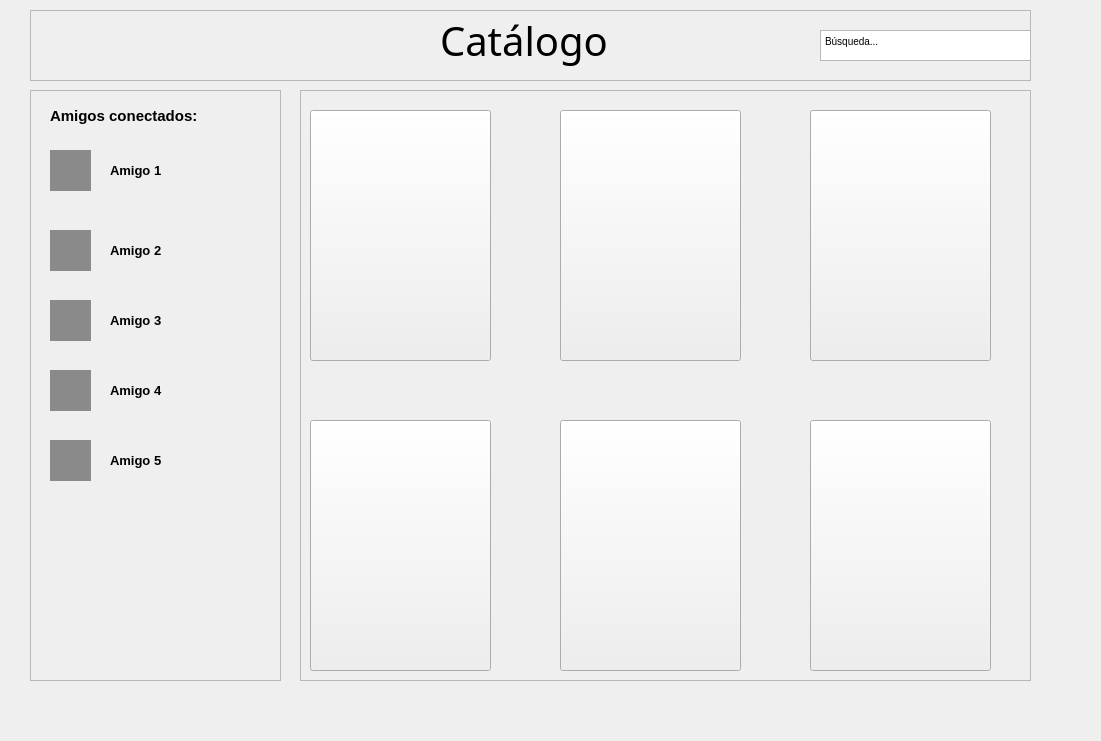
Before: the Qt Designer form diseno.ui in joanmase/Projecte, drawn with Qt 5.
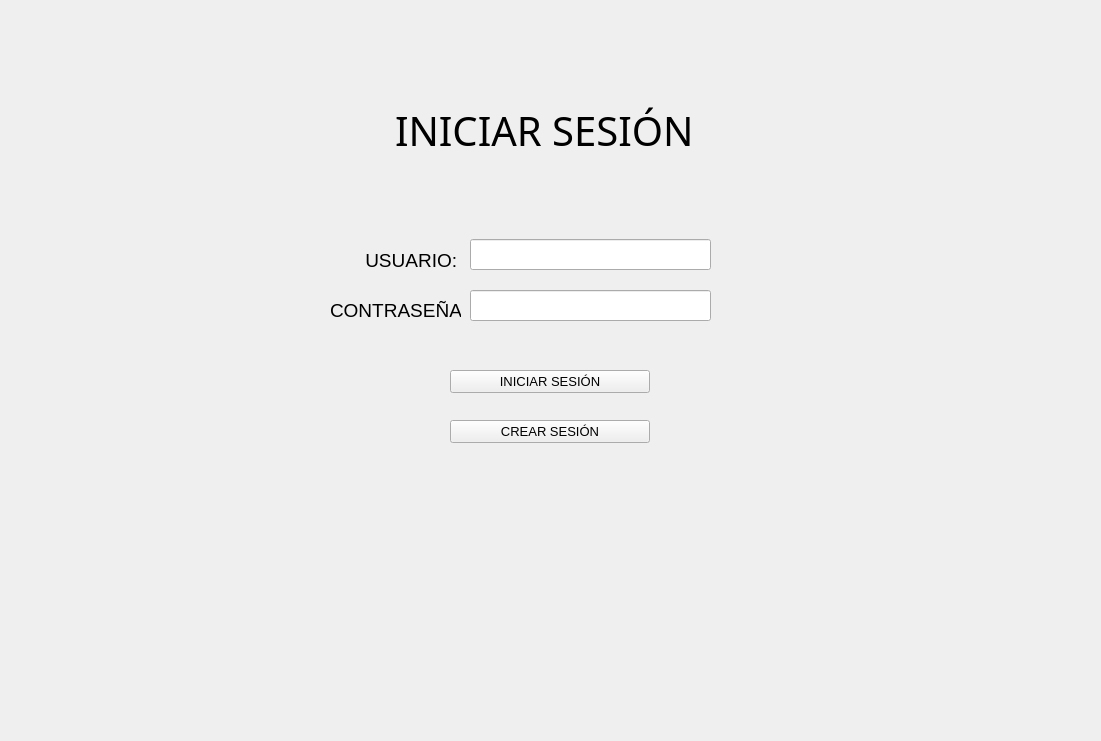
After: the same form once the commit is applied. The open tabs and pages were chosen to show the change. Icons and pictures are not drawn.

The edit to the form file:
```diff
--- a/diseno.ui
+++ b/diseno.ui
@@ -33,219 +33,607 @@
     <property name="currentIndex">
      <number>2</number>
     </property>
-    <widget class="QWidget" name="page">
-     <widget class="QFrame" name="frame_amigos">
+    <widget class="QWidget" name="IniciarSesion">
+     <widget class="QLineEdit" name="lineEdit_2">
       <property name="geometry">
        <rect>
-        <x>20</x>
-        <y>80</y>
-        <width>251</width>
-        <height>591</height>
+        <x>460</x>
+        <y>280</y>
+        <width>241</width>
+        <height>31</height>
        </rect>
       </property>
-      <property name="frameShape">
-       <enum>QFrame::StyledPanel</enum>
+     </widget>
+     <widget class="QPushButton" name="pushButton">
+      <property name="geometry">
+       <rect>
+        <x>440</x>
+        <y>360</y>
+        <width>200</width>
+        <height>23</height>
+       </rect>
       </property>
-      <property name="frameShadow">
-       <enum>QFrame::Raised</enum>
+      <property name="font">
+       <font>
+        <pointsize>10</pointsize>
+        <weight>50</weight>
+        <bold>false</bold>
+       </font>
       </property>
-      <widget class="QLabel" name="label">
-       <property name="geometry">
-        <rect>
-         <x>20</x>
-         <y>10</y>
-         <width>191</width>
-         <height>31</height>
-        </rect>
-       </property>
-       <property name="font">
-        <font>
-         <pointsize>11</pointsize>
-         <weight>75</weight>
-         <bold>true</bold>
-        </font>
-       </property>
-       <property name="text">
-        <string>Amigos conectados:</string>
-       </property>
-      </widget>
-      <widget class="QLabel" name="label_13">
-       <property name="geometry">
-        <rect>
-         <x>20</x>
-         <y>60</y>
-         <width>41</width>
-         <height>41</height>
-        </rect>
-       </property>
-       <property name="styleSheet">
-        <string notr="true">background-color: rgb(138, 138, 138);</string>
-       </property>
-       <property name="text">
-        <string/>
-       </property>
-      </widget>
-      <widget class="QLabel" name="label_7">
-       <property name="geometry">
-        <rect>
-         <x>80</x>
-         <y>60</y>
-         <width>81</width>
-         <height>41</height>
-        </rect>
-       </property>
-       <property name="font">
-        <font>
-         <pointsize>10</pointsize>
-        </font>
-       </property>
-       <property name="text">
-        <string>Amigo 1</string>
-       </property>
-      </widget>
-      <widget class="QLabel" name="label_10">
-       <property name="geometry">
-        <rect>
-         <x>80</x>
-         <y>140</y>
-         <width>81</width>
-         <height>41</height>
-        </rect>
-       </property>
-       <property name="font">
-        <font>
-         <pointsize>10</pointsize>
-        </font>
-       </property>
-       <property name="text">
-        <string>Amigo 2</string>
-       </property>
-      </widget>
-      <widget class="QLabel" name="label_11">
-       <property name="geometry">
-        <rect>
-         <x>80</x>
-         <y>210</y>
-         <width>81</width>
-         <height>41</height>
-        </rect>
-       </property>
-       <property name="font">
-        <font>
-         <pointsize>10</pointsize>
-        </font>
-       </property>
-       <property name="text">
-        <string>Amigo 3</string>
-       </property>
-      </widget>
-      <widget class="QLabel" name="label_12">
-       <property name="geometry">
-        <rect>
-         <x>80</x>
-         <y>280</y>
-         <width>81</width>
-         <height>41</height>
-        </rect>
-       </property>
-       <property name="font">
-        <font>
-         <pointsize>10</pointsize>
-        </font>
-       </property>
-       <property name="text">
-        <string>Amigo 4</string>
-       </property>
-      </widget>
-      <widget class="QLabel" name="label_18">
-       <property name="geometry">
-        <rect>
-         <x>80</x>
-         <y>350</y>
-         <width>81</width>
-         <height>41</height>
-        </rect>
-       </property>
-       <property name="font">
-        <font>
-         <pointsize>10</pointsize>
-        </font>
-       </property>
-       <property name="text">
-        <string>Amigo 5</string>
-       </property>
-      </widget>
-      <widget class="QLabel" name="label_19">
-       <property name="geometry">
-        <rect>
-         <x>20</x>
-         <y>140</y>
-         <width>41</width>
-         <height>41</height>
-        </rect>
-       </property>
-       <property name="styleSheet">
-        <string notr="true">background-color: rgb(138, 138, 138);</string>
-       </property>
-       <property name="text">
-        <string/>
-       </property>
-      </widget>
-      <widget class="QLabel" name="label_21">
-       <property name="geometry">
-        <rect>
-         <x>20</x>
-         <y>280</y>
-         <width>41</width>
-         <height>41</height>
-        </rect>
-       </property>
-       <property name="styleSheet">
-        <string notr="true">background-color: rgb(138, 138, 138);</string>
-       </property>
-       <property name="text">
-        <string/>
-       </property>
-      </widget>
-      <widget class="QLabel" name="label_22">
-       <property name="geometry">
-        <rect>
-         <x>20</x>
-         <y>350</y>
-         <width>41</width>
-         <height>41</height>
-        </rect>
-       </property>
-       <property name="styleSheet">
-        <string notr="true">background-color: rgb(138, 138, 138);</string>
-       </property>
-       <property name="text">
-        <string/>
-       </property>
-      </widget>
-      <widget class="QLabel" name="label_20">
-       <property name="geometry">
-        <rect>
-         <x>20</x>
-         <y>210</y>
-         <width>41</width>
-         <height>41</height>
-        </rect>
-       </property>
-       <property name="styleSheet">
-        <string notr="true">background-color: rgb(138, 138, 138);</string>
-       </property>
-       <property name="text">
-        <string/>
-       </property>
-      </widget>
+      <property name="text">
+       <string>INICIAR SESIÓN</string>
+      </property>
      </widget>
+     <widget class="QPushButton" name="pushButton_2">
+      <property name="geometry">
+       <rect>
+        <x>440</x>
+        <y>410</y>
+        <width>200</width>
+        <height>23</height>
+       </rect>
+      </property>
+      <property name="font">
+       <font>
+        <pointsize>10</pointsize>
+        <weight>50</weight>
+        <bold>false</bold>
+       </font>
+      </property>
+      <property name="text">
+       <string>CREAR SESIÓN</string>
+      </property>
+     </widget>
+     <widget class="QLabel" name="label_32">
+      <property name="geometry">
+       <rect>
+        <x>385</x>
+        <y>70</y>
+        <width>310</width>
+        <height>100</height>
+       </rect>
+      </property>
+      <property name="font">
+       <font>
+        <family>Shrikhand</family>
+        <pointsize>30</pointsize>
+        <weight>50</weight>
+        <italic>false</italic>
+        <bold>false</bold>
+       </font>
+      </property>
+      <property name="text">
+       <string>INICIAR SESIÓN</string>
+      </property>
+     </widget>
+     <widget class="QLabel" name="label_2">
+      <property name="geometry">
+       <rect>
+        <x>440</x>
+        <y>450</y>
+        <width>201</width>
+        <height>20</height>
+       </rect>
+      </property>
+      <property name="palette">
+       <palette>
+        <active>
+         <colorrole role="WindowText">
+          <brush brushstyle="SolidPattern">
+           <color alpha="255">
+            <red>255</red>
+            <green>0</green>
+            <blue>0</blue>
+           </color>
+          </brush>
+         </colorrole>
+         <colorrole role="Button">
+          <brush brushstyle="SolidPattern">
+           <color alpha="255">
+            <red>255</red>
+            <green>0</green>
+            <blue>0</blue>
+           </color>
+          </brush>
+         </colorrole>
+         <colorrole role="Light">
+          <brush brushstyle="SolidPattern">
+           <color alpha="255">
+            <red>255</red>
+            <green>127</green>
+            <blue>127</blue>
+           </color>
+          </brush>
+         </colorrole>
+         <colorrole role="Midlight">
+          <brush brushstyle="SolidPattern">
+           <color alpha="255">
+            <red>255</red>
+            <green>63</green>
+            <blue>63</blue>
+           </color>
+          </brush>
+         </colorrole>
+         <colorrole role="Dark">
+          <brush brushstyle="SolidPattern">
+           <color alpha="255">
+            <red>127</red>
+            <green>0</green>
+            <blue>0</blue>
+           </color>
+          </brush>
+         </colorrole>
+         <colorrole role="Mid">
+          <brush brushstyle="SolidPattern">
+           <color alpha="255">
+            <red>170</red>
+            <green>0</green>
+            <blue>0</blue>
+           </color>
+          </brush>
+         </colorrole>
+         <colorrole role="Text">
+          <brush brushstyle="SolidPattern">
+           <color alpha="255">
+            <red>0</red>
+            <green>0</green>
+            <blue>0</blue>
+           </color>
+          </brush>
+         </colorrole>
+         <colorrole role="BrightText">
+          <brush brushstyle="SolidPattern">
+           <color alpha="255">
+            <red>255</red>
+            <green>255</green>
+            <blue>255</blue>
+           </color>
+          </brush>
+         </colorrole>
+         <colorrole role="ButtonText">
+          <brush brushstyle="SolidPattern">
+           <color alpha="255">
+            <red>0</red>
+            <green>0</green>
+            <blue>0</blue>
+           </color>
+          </brush>
+         </colorrole>
+         <colorrole role="Base">
+          <brush brushstyle="SolidPattern">
+           <color alpha="255">
+            <red>255</red>
+            <green>255</green>
+            <blue>255</blue>
+           </color>
+          </brush>
+         </colorrole>
+         <colorrole role="Window">
+          <brush brushstyle="SolidPattern">
+           <color alpha="255">
+            <red>255</red>
+            <green>0</green>
+            <blue>0</blue>
+           </color>
+          </brush>
+         </colorrole>
+         <colorrole role="Shadow">
+          <brush brushstyle="SolidPattern">
+           <color alpha="255">
+            <red>0</red>
+            <green>0</green>
+            <blue>0</blue>
+           </color>
+          </brush>
+         </colorrole>
+         <colorrole role="AlternateBase">
+          <brush brushstyle="SolidPattern">
+           <color alpha="255">
+            <red>255</red>
+            <green>127</green>
+            <blue>127</blue>
+           </color>
+          </brush>
+         </colorrole>
+         <colorrole role="ToolTipBase">
+          <brush brushstyle="SolidPattern">
+           <color alpha="255">
+            <red>255</red>
+            <green>255</green>
+            <blue>220</blue>
+           </color>
+          </brush>
+         </colorrole>
+         <colorrole role="ToolTipText">
+          <brush brushstyle="SolidPattern">
+           <color alpha="255">
+            <red>0</red>
+            <green>0</green>
+            <blue>0</blue>
+           </color>
+          </brush>
+         </colorrole>
+         <colorrole role="PlaceholderText">
+          <brush brushstyle="NoBrush">
+           <color alpha="128">
+            <red>0</red>
+            <green>0</green>
+            <blue>0</blue>
+           </color>
+          </brush>
+         </colorrole>
+        </active>
+        <inactive>
+         <colorrole role="WindowText">
+          <brush brushstyle="SolidPattern">
+           <color alpha="255">
+            <red>255</red>
+            <green>0</green>
+            <blue>0</blue>
+           </color>
+          </brush>
+         </colorrole>
+         <colorrole role="Button">
+          <brush brushstyle="SolidPattern">
+           <color alpha="255">
+            <red>255</red>
+            <green>0</green>
+            <blue>0</blue>
+           </color>
+          </brush>
+         </colorrole>
+         <colorrole role="Light">
+          <brush brushstyle="SolidPattern">
+           <color alpha="255">
+            <red>255</red>
+            <green>127</green>
+            <blue>127</blue>
+           </color>
+          </brush>
+         </colorrole>
+         <colorrole role="Midlight">
+          <brush brushstyle="SolidPattern">
+           <color alpha="255">
+            <red>255</red>
+            <green>63</green>
+            <blue>63</blue>
+           </color>
+          </brush>
+         </colorrole>
+         <colorrole role="Dark">
+          <brush brushstyle="SolidPattern">
+           <color alpha="255">
+            <red>127</red>
+            <green>0</green>
+            <blue>0</blue>
+           </color>
+          </brush>
+         </colorrole>
+         <colorrole role="Mid">
+          <brush brushstyle="SolidPattern">
+           <color alpha="255">
+            <red>170</red>
+            <green>0</green>
+            <blue>0</blue>
+           </color>
+          </brush>
+         </colorrole>
+         <colorrole role="Text">
+          <brush brushstyle="SolidPattern">
+           <color alpha="255">
+            <red>0</red>
+            <green>0</green>
+            <blue>0</blue>
+           </color>
+          </brush>
+         </colorrole>
+         <colorrole role="BrightText">
+          <brush brushstyle="SolidPattern">
+           <color alpha="255">
+            <red>255</red>
+            <green>255</green>
+            <blue>255</blue>
+           </color>
+          </brush>
+         </colorrole>
+         <colorrole role="ButtonText">
+          <brush brushstyle="SolidPattern">
+           <color alpha="255">
+            <red>0</red>
+            <green>0</green>
+            <blue>0</blue>
+           </color>
+          </brush>
+         </colorrole>
+         <colorrole role="Base">
+          <brush brushstyle="SolidPattern">
+           <color alpha="255">
+            <red>255</red>
+            <green>255</green>
+            <blue>255</blue>
+           </color>
+          </brush>
+         </colorrole>
+         <colorrole role="Window">
+          <brush brushstyle="SolidPattern">
+           <color alpha="255">
+            <red>255</red>
+            <green>0</green>
+            <blue>0</blue>
+           </color>
+          </brush>
+         </colorrole>
+         <colorrole role="Shadow">
+          <brush brushstyle="SolidPattern">
+           <color alpha="255">
+            <red>0</red>
+            <green>0</green>
+            <blue>0</blue>
+           </color>
+          </brush>
+         </colorrole>
+         <colorrole role="AlternateBase">
+          <brush brushstyle="SolidPattern">
+           <color alpha="255">
+            <red>255</red>
+            <green>127</green>
+            <blue>127</blue>
+           </color>
+          </brush>
+         </colorrole>
+         <colorrole role="ToolTipBase">
+          <brush brushstyle="SolidPattern">
+           <color alpha="255">
+            <red>255</red>
+            <green>255</green>
+            <blue>220</blue>
+           </color>
+          </brush>
+         </colorrole>
+         <colorrole role="ToolTipText">
+          <brush brushstyle="SolidPattern">
+           <color alpha="255">
+            <red>0</red>
+            <green>0</green>
+            <blue>0</blue>
+           </color>
+          </brush>
+         </colorrole>
+         <colorrole role="PlaceholderText">
+          <brush brushstyle="NoBrush">
+           <color alpha="128">
+            <red>0</red>
+            <green>0</green>
+            <blue>0</blue>
+           </color>
+          </brush>
+         </colorrole>
+        </inactive>
+        <disabled>
+         <colorrole role="WindowText">
+          <brush brushstyle="SolidPattern">
+           <color alpha="255">
+            <red>127</red>
+            <green>0</green>
+            <blue>0</blue>
+           </color>
+          </brush>
+         </colorrole>
+         <colorrole role="Button">
+          <brush brushstyle="SolidPattern">
+           <color alpha="255">
+            <red>255</red>
+            <green>0</green>
+            <blue>0</blue>
+           </color>
+          </brush>
+         </colorrole>
+         <colorrole role="Light">
+          <brush brushstyle="SolidPattern">
+           <color alpha="255">
+            <red>255</red>
+            <green>127</green>
+            <blue>127</blue>
+           </color>
+          </brush>
+         </colorrole>
+         <colorrole role="Midlight">
+          <brush brushstyle="SolidPattern">
+           <color alpha="255">
+            <red>255</red>
+            <green>63</green>
+            <blue>63</blue>
+           </color>
+          </brush>
+         </colorrole>
+         <colorrole role="Dark">
+          <brush brushstyle="SolidPattern">
+           <color alpha="255">
+            <red>127</red>
+            <green>0</green>
+            <blue>0</blue>
+           </color>
+          </brush>
+         </colorrole>
+         <colorrole role="Mid">
+          <brush brushstyle="SolidPattern">
+           <color alpha="255">
+            <red>170</red>
+            <green>0</green>
+            <blue>0</blue>
+           </color>
+          </brush>
+         </colorrole>
+         <colorrole role="Text">
+          <brush brushstyle="SolidPattern">
+           <color alpha="255">
+            <red>127</red>
+            <green>0</green>
+            <blue>0</blue>
+           </color>
+          </brush>
+         </colorrole>
+         <colorrole role="BrightText">
+          <brush brushstyle="SolidPattern">
+           <color alpha="255">
+            <red>255</red>
+            <green>255</green>
+            <blue>255</blue>
+           </color>
+          </brush>
+         </colorrole>
+         <colorrole role="ButtonText">
+          <brush brushstyle="SolidPattern">
+           <color alpha="255">
+            <red>127</red>
+            <green>0</green>
+            <blue>0</blue>
+           </color>
+          </brush>
+         </colorrole>
+         <colorrole role="Base">
+          <brush brushstyle="SolidPattern">
+           <color alpha="255">
+            <red>255</red>
+            <green>0</green>
+            <blue>0</blue>
+           </color>
+          </brush>
+         </colorrole>
+         <colorrole role="Window">
+          <brush brushstyle="SolidPattern">
+           <color alpha="255">
+            <red>255</red>
+            <green>0</green>
+            <blue>0</blue>
+           </color>
+          </brush>
+         </colorrole>
+         <colorrole role="Shadow">
+          <brush brushstyle="SolidPattern">
+           <color alpha="255">
+            <red>0</red>
+            <green>0</green>
+            <blue>0</blue>
+           </color>
+          </brush>
+         </colorrole>
+         <colorrole role="AlternateBase">
+          <brush brushstyle="SolidPattern">
+           <color alpha="255">
+            <red>255</red>
+            <green>0</green>
+            <blue>0</blue>
+           </color>
+          </brush>
+         </colorrole>
+         <colorrole role="ToolTipBase">
+          <brush brushstyle="SolidPattern">
+           <color alpha="255">
+            <red>255</red>
+            <green>255</green>
+            <blue>220</blue>
+           </color>
+          </brush>
+         </colorrole>
+         <colorrole role="ToolTipText">
+          <brush brushstyle="SolidPattern">
+           <color alpha="255">
+            <red>0</red>
+            <green>0</green>
+            <blue>0</blue>
+           </color>
+          </brush>
+         </colorrole>
+         <colorrole role="PlaceholderText">
+          <brush brushstyle="NoBrush">
+           <color alpha="128">
+            <red>0</red>
+            <green>0</green>
+            <blue>0</blue>
+           </color>
+          </brush>
+         </colorrole>
+        </disabled>
+       </palette>
+      </property>
+      <property name="font">
+       <font>
+        <weight>50</weight>
+        <bold>false</bold>
+       </font>
+      </property>
+      <property name="layoutDirection">
+       <enum>Qt::LeftToRight</enum>
+      </property>
+      <property name="text">
+       <string/>
+      </property>
+      <property name="scaledContents">
+       <bool>false</bool>
+      </property>
+      <property name="alignment">
+       <set>Qt::AlignCenter</set>
+      </property>
+     </widget>
+     <widget class="QLabel" name="label_33">
+      <property name="geometry">
+       <rect>
+        <x>320</x>
+        <y>290</y>
+        <width>131</width>
+        <height>21</height>
+       </rect>
+      </property>
+      <property name="font">
+       <font>
+        <pointsize>14</pointsize>
+        <weight>50</weight>
+        <bold>false</bold>
+       </font>
+      </property>
+      <property name="text">
+       <string>CONTRASEÑA:</string>
+      </property>
+     </widget>
+     <widget class="QLabel" name="label_34">
+      <property name="geometry">
+       <rect>
+        <x>350</x>
+        <y>240</y>
+        <width>101</width>
+        <height>21</height>
+       </rect>
+      </property>
+      <property name="font">
+       <font>
+        <pointsize>14</pointsize>
+        <weight>50</weight>
+        <bold>false</bold>
+       </font>
+      </property>
+      <property name="text">
+       <string> USUARIO:</string>
+      </property>
+     </widget>
+     <widget class="QLineEdit" name="lineEdit">
+      <property name="geometry">
+       <rect>
+        <x>460</x>
+        <y>229</y>
+        <width>241</width>
+        <height>31</height>
+       </rect>
+      </property>
+     </widget>
+    </widget>
+    <widget class="QWidget" name="Catalogo">
      <widget class="QFrame" name="frame_peliculas">
       <property name="geometry">
        <rect>
-        <x>290</x>
+        <x>20</x>
         <y>80</y>
-        <width>731</width>
+        <width>1001</width>
         <height>591</height>
        </rect>
       </property>
@@ -277,7 +665,7 @@
       <widget class="QPushButton" name="Pelicula_1917">
        <property name="geometry">
         <rect>
-         <x>260</x>
+         <x>390</x>
          <y>20</y>
          <width>181</width>
          <height>251</height>
@@ -293,7 +681,7 @@
       <widget class="QPushButton" name="Titanic">
        <property name="geometry">
         <rect>
-         <x>510</x>
+         <x>760</x>
          <y>20</y>
          <width>181</width>
          <height>251</height>
@@ -325,7 +713,7 @@
       <widget class="QPushButton" name="La_Casa_De_Papel">
        <property name="geometry">
         <rect>
-         <x>260</x>
+         <x>390</x>
          <y>330</y>
          <width>181</width>
          <height>251</height>
@@ -341,7 +729,7 @@
       <widget class="QPushButton" name="DowntonAbbey">
        <property name="geometry">
         <rect>
-         <x>510</x>
+         <x>760</x>
          <y>330</y>
          <width>181</width>
          <height>251</height>
@@ -1090,6 +1478,225 @@
       </widget>
      </widget>
     </widget>
+    <widget class="QWidget" name="Admin">
+     <widget class="QLabel" name="label">
+      <property name="geometry">
+       <rect>
+        <x>290</x>
+        <y>20</y>
+        <width>491</width>
+        <height>141</height>
+       </rect>
+      </property>
+      <property name="font">
+       <font>
+        <pointsize>24</pointsize>
+       </font>
+      </property>
+      <property name="text">
+       <string>Portal del administrador</string>
+      </property>
+      <property name="alignment">
+       <set>Qt::AlignCenter</set>
+      </property>
+     </widget>
+     <widget class="QPushButton" name="pushButton_3">
+      <property name="geometry">
+       <rect>
+        <x>70</x>
+        <y>210</y>
+        <width>191</width>
+        <height>111</height>
+       </rect>
+      </property>
+      <property name="text">
+       <string>Insertar película</string>
+      </property>
+     </widget>
+     <widget class="QPushButton" name="pushButton_4">
+      <property name="geometry">
+       <rect>
+        <x>410</x>
+        <y>210</y>
+        <width>191</width>
+        <height>111</height>
+       </rect>
+      </property>
+      <property name="text">
+       <string>Insertar serie</string>
+      </property>
+     </widget>
+     <widget class="QPushButton" name="pushButton_5">
+      <property name="geometry">
+       <rect>
+        <x>740</x>
+        <y>210</y>
+        <width>191</width>
+        <height>111</height>
+       </rect>
+      </property>
+      <property name="text">
+       <string>Insertar capítulo</string>
+      </property>
+     </widget>
+    </widget>
+    <widget class="QWidget" name="InsertarPelicula">
+     <widget class="QLabel" name="label_4">
+      <property name="geometry">
+       <rect>
+        <x>290</x>
+        <y>30</y>
+        <width>491</width>
+        <height>141</height>
+       </rect>
+      </property>
+      <property name="font">
+       <font>
+        <pointsize>24</pointsize>
+       </font>
+      </property>
+      <property name="text">
+       <string>Insertar película</string>
+      </property>
+      <property name="alignment">
+       <set>Qt::AlignCenter</set>
+      </property>
+     </widget>
+     <widget class="QLabel" name="label_36">
+      <property name="geometry">
+       <rect>
+        <x>250</x>
+        <y>190</y>
+        <width>151</width>
+        <height>51</height>
+       </rect>
+      </property>
+      <property name="font">
+       <font>
+        <family>Arial Black</family>
+        <pointsize>12</pointsize>
+        <weight>50</weight>
+        <italic>false</italic>
+        <bold>false</bold>
+       </font>
+      </property>
+      <property name="text">
+       <string>Título:</string>
+      </property>
+      <property name="textFormat">
+       <enum>Qt::RichText</enum>
+      </property>
+     </widget>
+     <widget class="QLabel" name="label_37">
+      <property name="geometry">
+       <rect>
+        <x>250</x>
+        <y>250</y>
+        <width>211</width>
+        <height>51</height>
+       </rect>
+      </property>
+      <property name="font">
+       <font>
+        <family>Arial Black</family>
+        <pointsize>12</pointsize>
+        <weight>50</weight>
+        <italic>false</italic>
+        <bold>false</bold>
+       </font>
+      </property>
+      <property name="text">
+       <string>Duración:</string>
+      </property>
+      <property name="textFormat">
+       <enum>Qt::RichText</enum>
+      </property>
+     </widget>
+     <widget class="QLabel" name="label_38">
+      <property name="geometry">
+       <rect>
+        <x>250</x>
+        <y>310</y>
+        <width>211</width>
+        <height>51</height>
+       </rect>
+      </property>
+      <property name="font">
+       <font>
+        <family>Arial Black</family>
+        <pointsize>12</pointsize>
+        <weight>50</weight>
+        <italic>false</italic>
+        <bold>false</bold>
+       </font>
+      </property>
+      <property name="text">
+       <string>Género:</string>
+      </property>
+      <property name="textFormat">
+       <enum>Qt::RichText</enum>
+      </property>
+     </widget>
+     <widget class="QLineEdit" name="titulopelicula">
+      <property name="geometry">
+       <rect>
+        <x>550</x>
+        <y>190</y>
+        <width>281</width>
+        <height>31</height>
+       </rect>
+      </property>
+     </widget>
+     <widget class="QLineEdit" name="duracionpelicula">
+      <property name="geometry">
+       <rect>
+        <x>550</x>
+        <y>250</y>
+        <width>281</width>
+        <height>31</height>
+       </rect>
+      </property>
+     </widget>
+     <widget class="QLineEdit" name="generopelicula">
+      <property name="geometry">
+       <rect>
+        <x>550</x>
+        <y>320</y>
+        <width>281</width>
+        <height>31</height>
+       </rect>
+      </property>
+     </widget>
+     <widget class="QPushButton" name="crearpelicula">
+      <property name="geometry">
+       <rect>
+        <x>490</x>
+        <y>410</y>
+        <width>131</width>
+        <height>61</height>
+       </rect>
+      </property>
+      <property name="text">
+       <string>Crear</string>
+      </property>
+     </widget>
+     <widget class="QPushButton" name="pushButton_6">
+      <property name="geometry">
+       <rect>
+        <x>950</x>
+        <y>40</y>
+        <width>41</width>
+        <height>41</height>
+       </rect>
+      </property>
+      <property name="styleSheet">
+       <string notr="true">border-image: url(:/prefijoNuevo/Cine/58253.png);</string>
+      </property>
+      <property name="text">
+       <string/>
+      </property>
+     </widget>
+    </widget>
    </widget>
   </widget>
   <action name="actionUsuario">
```
Left out of the diff: 161 changed lines with no effect on the pictures.
